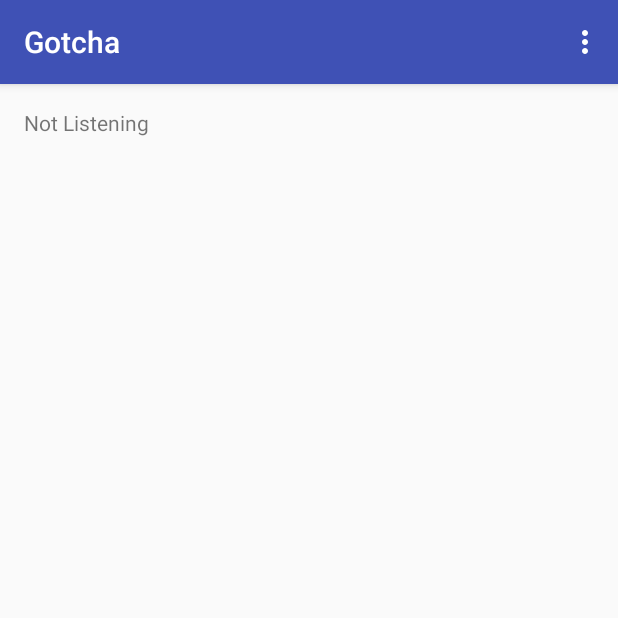
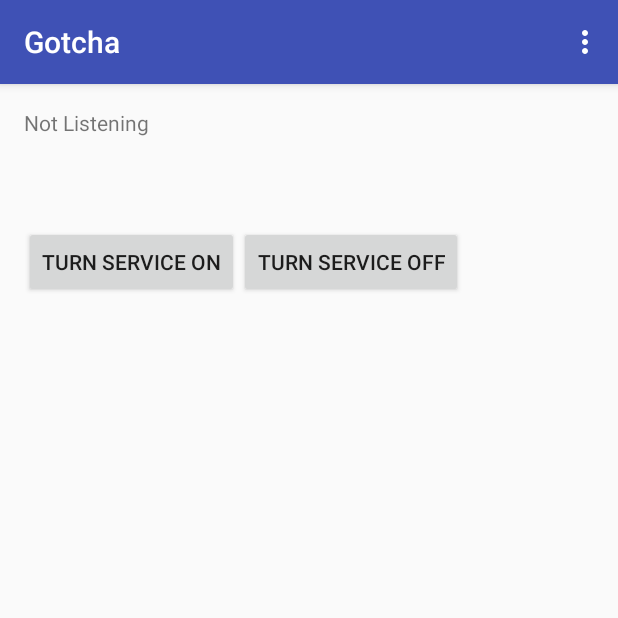
Before and after one commit to ADanciulescu/Gotcha, an Android app: the screen it shows after launch (MainActivity), on a phone screen of 412 x 824 dp, the top half of it. Run offline under Robolectric (Android 15) with nearby library versions, the phone set to English and light mode, and no system bars.

Commit message:
tried to move media button things to monitor service(not working)

```diff
--- a/app/src/main/java/com/example/andrei/gotcha/MainActivity.java
+++ b/app/src/main/java/com/example/andrei/gotcha/MainActivity.java
@@ -15,16 +15,16 @@ import android.app.NotificationManager;
 import android.app.PendingIntent;
 import android.content.Intent;
 import android.net.Uri;
-import android.support.v4.app.Fragment;
 import android.support.v4.app.NotificationCompat;
-import android.view.LayoutInflater;
-import android.view.ViewGroup;
+import android.widget.Button;
 import android.widget.TextView;
 
 
 public class MainActivity extends AppCompatActivity {
 
     public TextView tvTest;
+    private Button btnServiceOn;
+    private Button btnServiceOff;
     private boolean isListening = false;
     private int notification_id = 1;
 
@@ -32,15 +32,39 @@ public class MainActivity extends AppCompatActivity {
     protected void onCreate(Bundle savedInstanceState) {
         super.onCreate(savedInstanceState);
         setContentView(R.layout.activity_main);
+
+        setupButtons();
+
+
         tvTest =(TextView)findViewById(R.id.tvTest);
         tvTest.setText("Not Listening");
-        startHeadsetListening();
-        initHeadsetReceiver();
+        initMediaButtonReceiver();
     }
 
-    public void initHeadsetReceiver() {
+    private void setupButtons(){
+        btnServiceOn = (Button)findViewById(R.id.btnServiceOn);
+        btnServiceOff = (Button)findViewById(R.id.btnServiceOff);
+
+        btnServiceOn.setOnClickListener(new View.OnClickListener() {
+
+            public void onClick(View v) {
+                startMediaButtonListening();
+            }
+        });
+
+        btnServiceOff.setOnClickListener(new View.OnClickListener() {
+
+            public void onClick(View v) {
+                // TODO Auto-generated method stub
+
+            }
+        });
+    }
+
+//delete later
+    public void initMediaButtonReceiver() {
         LocalBroadcastManager.getInstance(this).registerReceiver(mMessageReceiver,
-                new IntentFilter("headsetStateChange"));
+                new IntentFilter("MediaButtonPress"));
     }
 
     private BroadcastReceiver mMessageReceiver = new BroadcastReceiver() {
@@ -53,31 +77,21 @@ public class MainActivity extends AppCompatActivity {
             if(isListening) {
                 isListening = false;
                 tvTest.setText("Not Listening");
-                stopRecording();
+                //stopRecording();
             }
             else{
                 isListening = true;
                 tvTest.setText("Listening");
-                startRecording();
+                //startRecording();
             }
 
         }
     };
 
-    public void startRecording(){
-
-        Intent serviceIntent = new Intent(getBaseContext(),RecorderService.class);
-        startService(serviceIntent);
 
 
-    }
 
-    public void stopRecording(){
-        stopService(new Intent(getBaseContext(), RecorderService.class));
-    }
-
-
-    public void startHeadsetListening() {
+    public void startMediaButtonListening() {
         Intent serviceIntent = new Intent(getBaseContext(),HeadsetMonitoringService.class);
         startService(serviceIntent);
     }
--- a/app/src/main/res/layout/activity_main.xml
+++ b/app/src/main/res/layout/activity_main.xml
@@ -16,4 +16,22 @@
         android:layout_width="wrap_content"
         android:layout_height="wrap_content" />
 
+    <Button
+        android:layout_width="wrap_content"
+        android:layout_height="wrap_content"
+        android:text="Turn Service On"
+        android:id="@+id/btnServiceOn"
+        android:layout_below="@+id/tvTest"
+        android:layout_alignParentStart="true"
+        android:layout_marginTop="59dp" />
+
+    <Button
+        android:layout_width="wrap_content"
+        android:layout_height="wrap_content"
+        android:text="Turn Service Off"
+        android:id="@+id/btnServiceOff"
+        android:layout_alignTop="@+id/btnServiceOn"
+        android:layout_toEndOf="@+id/btnServiceOn" />
+
+
 </RelativeLayout>
```
Also changed, not shown: app/src/main/java/com/example/andrei/gotcha/HeadsetMonitoringService.java (+41 -3 lines), 1 other file.
